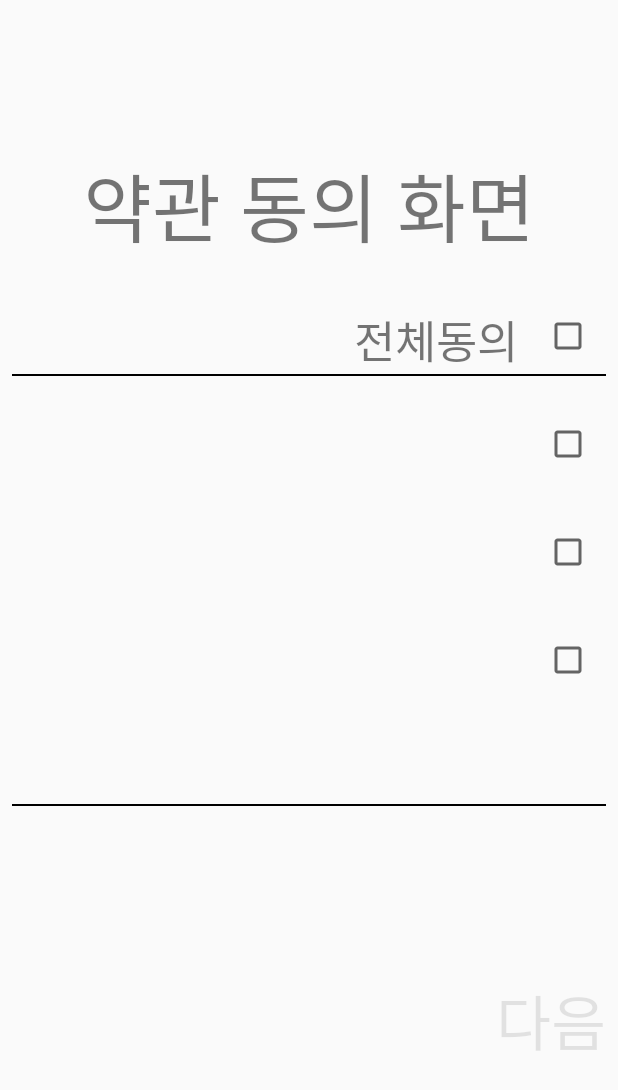
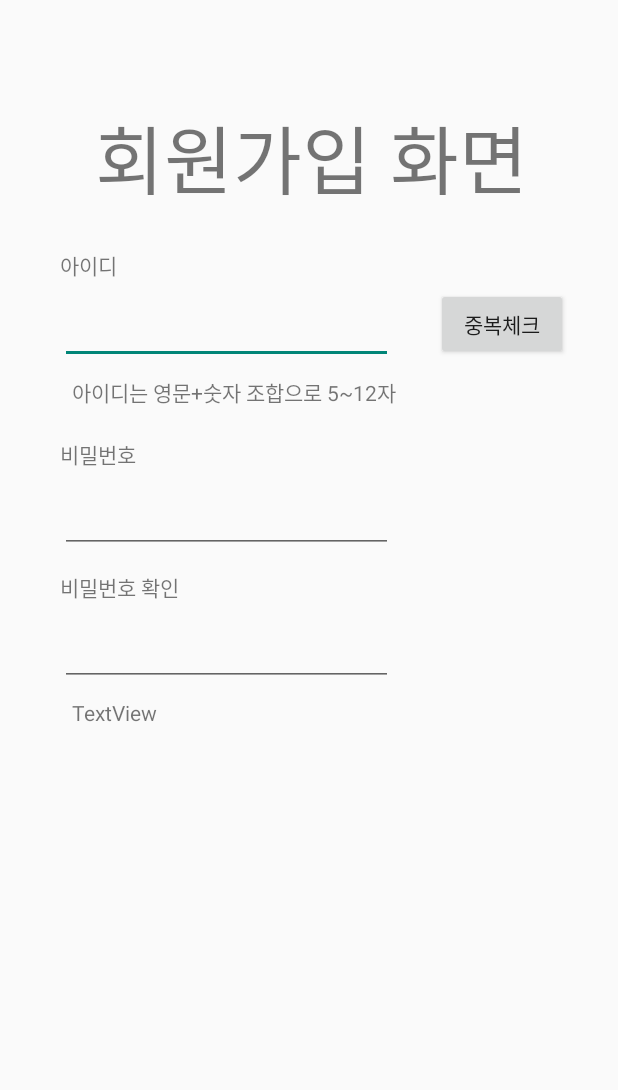
Before and after one commit to 01077024277/ing1_1, an Android app: the screen it shows after launch (Sign_1_agree_Activity before the commit, Sing_3_userinfo_Activity after it), after a tap on "회원가입", on a phone screen of 412 x 824 dp. Shown: the top 1090 px of the screen. Run offline under Robolectric (Android 15) with nearby library versions, the phone set to English and light mode, and no system bars; 1 other tap on this screen came first.

Commit message:
2019-03-30-0102

```diff
--- a/app/src/main/java/com/example/pc/ing1_/Login/Login_Activity.java
+++ b/app/src/main/java/com/example/pc/ing1_/Login/Login_Activity.java
@@ -13,6 +13,7 @@ import android.widget.Toast;
 import com.example.pc.ing1_.R;
 import com.example.pc.ing1_.RetrofitExService;
 import com.example.pc.ing1_.Sign.Sign_1_agree_Activity;
+import com.example.pc.ing1_.Sign.Sing_3_userinfo_Activity;
 
 import java.io.IOException;
 import java.util.HashMap;
@@ -137,7 +138,8 @@ public class Login_Activity extends AppCompatActivity {
         sign.setOnClickListener(new View.OnClickListener() {
             @Override
             public void onClick(View v) {
-                Intent intent = new Intent(getApplicationContext(),Sign_1_agree_Activity.class);
+//                Intent intent = new Intent(getApplicationContext(),Sign_1_agree_Activity.class);
+                Intent intent = new Intent(getApplicationContext(),Sing_3_userinfo_Activity.class);
                 startActivity(intent);
                 overridePendingTransition(R.anim.slide_in_right, R.anim.slide_out_left);
             }
--- a/app/src/main/java/com/example/pc/ing1_/RetrofitExService.java
+++ b/app/src/main/java/com/example/pc/ing1_/RetrofitExService.java
@@ -28,4 +28,8 @@ public interface RetrofitExService {
     @POST("/Sign/Phone_check.php")
     Call<User> phone_check(@Field("phone") String phone);
 
+    @FormUrlEncoded
+    @POST("/Sign/Id_check.php")
+    Call<ResponseBody> id_check(@Field("id") String id);
+
 }
--- a/app/src/main/java/com/example/pc/ing1_/Sign/Sign_2_sms_Activity.java
+++ b/app/src/main/java/com/example/pc/ing1_/Sign/Sign_2_sms_Activity.java
@@ -7,8 +7,6 @@ import android.content.IntentFilter;
 import android.graphics.Color;
 import android.graphics.PorterDuff;
 import android.os.Build;
-import android.support.v4.app.FragmentManager;
-import android.support.v4.app.FragmentTransaction;
 import android.support.v7.app.AppCompatActivity;
 import android.os.Bundle;
 import android.telephony.SmsMessage;
@@ -222,7 +220,12 @@ public class Sign_2_sms_Activity extends AppCompatActivity {
                         else{
                             phone.getBackground().clearColorFilter();
                             Toast.makeText(getApplicationContext(),"가입가능",Toast.LENGTH_SHORT).show();
+                            Intent intent=new Intent(getApplicationContext(),Sing_3_userinfo_Activity.class);
 
+                            startActivity(intent);
+
+                            overridePendingTransition(R.anim.slide_in_right, R.anim.slide_out_left);
+                            finish();
 
 
 
@@ -248,20 +251,12 @@ public class Sign_2_sms_Activity extends AppCompatActivity {
     }
 
 
-
-
-
-
-
-
-
-
-
-
-
-
-
-
+    @Override
+    public void onBackPressed() {
+        super.onBackPressed();
+        finish();
+        overridePendingTransition(R.anim.slide_in_left,R.anim.slide_out_right);
+    }
 
     //sms 리시버
     private  void SmsReceiver(){
--- /dev/null
+++ b/app/src/main/java/com/example/pc/ing1_/Sign/Sing_3_userinfo_Activity.java
@@ -0,0 +1,125 @@
+package com.example.pc.ing1_.Sign;
+
+import android.content.Intent;
+import android.graphics.Color;
+import android.icu.text.UnicodeSetSpanner;
+import android.support.v7.app.AppCompatActivity;
+import android.os.Bundle;
+import android.text.Editable;
+import android.text.TextWatcher;
+import android.view.View;
+import android.widget.Button;
+import android.widget.EditText;
+import android.widget.TextView;
+import android.widget.Toast;
+
+import com.example.pc.ing1_.R;
+import com.example.pc.ing1_.RetrofitExService;
+
+import java.io.IOException;
+import java.util.regex.Matcher;
+import java.util.regex.Pattern;
+
+import okhttp3.ResponseBody;
+import retrofit2.Call;
+import retrofit2.Callback;
+import retrofit2.Response;
+import retrofit2.Retrofit;
+import retrofit2.converter.gson.GsonConverterFactory;
+
+public class Sing_3_userinfo_Activity extends AppCompatActivity {
+    EditText id,pass,passcheck;
+    Button idcheck;
+    Pattern id_pattern;
+    TextView id_alarm;
+    RetrofitExService http;
+    @Override
+    protected void onCreate(Bundle savedInstanceState) {
+        super.onCreate(savedInstanceState);
+        setContentView(R.layout.sing_3_userinfo);
+
+        id_pattern=Pattern.compile("^([a-zA-Z]{1})(?=.*[0-9])[a-zA-Z]{1}[a-zA-Z0-9]{4,11}$");
+//        id_pattern=Pattern.compile("^[a-zA-Z]{1}[a-zA-Z0-9]{4,11}$");
+
+        Retrofit retrofit=new Retrofit.Builder().baseUrl(RetrofitExService.url).addConverterFactory(GsonConverterFactory.create()).build();
+        http=retrofit.create(RetrofitExService.class);
+
+
+        idcheck=findViewById(R.id.idcheck);
+        id=findViewById(R.id.id);
+        id_alarm=findViewById(R.id.textView5);
+
+        idcheck.setOnClickListener(new View.OnClickListener() {
+            @Override
+            public void onClick(View v) {
+                Matcher matcher=id_pattern.matcher(id.getText().toString());
+                if(matcher.find()){
+
+                    http.id_check(id.getText().toString()).enqueue(new Callback<ResponseBody>() {
+                        @Override
+                        public void onResponse(Call<ResponseBody> call, Response<ResponseBody> response) {
+                            try {
+                                String id_ck=response.body().string();
+                                if (id_ck.equals("0")) {
+                                    Toast.makeText(getApplicationContext(),"가입가능",Toast.LENGTH_SHORT).show();
+                                    id_alarm.setTextColor(Color.parseColor("#00ff00"));
+                                    id_alarm.setText("가입 가능한 아이디입니다");
+
+                                }else{
+                                    Toast.makeText(getApplicationContext(),"가입불가능",Toast.LENGTH_SHORT).show();
+                                    id_alarm.setTextColor(Color.parseColor("#ff0000"));
+                                    id_alarm.setText("중복된 아이디입니다");
+                                }
+                            } catch (IOException e) {
+                                e.printStackTrace();
+                            }
+
+                        }
+
+                        @Override
+                        public void onFailure(Call<ResponseBody> call, Throwable t) {
+
+                        }
+                    });
+
+                }else{
+                    id_alarm.setTextColor(Color.parseColor("#ff0000"));
+
+                }
+
+            }
+        });
+
+        id.addTextChangedListener(new TextWatcher() {
+            @Override
+            public void beforeTextChanged(CharSequence s, int start, int count, int after) {
+
+            }
+
+            @Override
+            public void onTextChanged(CharSequence s, int start, int before, int count) {
+                id_alarm.setText("아이디는 영문+숫자 조합으로 5~12자");
+                id_alarm.setTextColor(Color.parseColor("#808080"));
+            }
+
+            @Override
+            public void afterTextChanged(Editable s) {
+
+            }
+        });
+
+    }
+
+    //id 정규식 "^[a-zA-Z]{1}[a-zA-Z0-9]{4,11}$"
+
+    //뒤로가기 버튼시 인증화면으로 이동  애니메이션
+    @Override
+    public void onBackPressed() {
+        super.onBackPressed();
+        Intent intent=new Intent(getApplicationContext(),Sign_2_sms_Activity.class);
+        startActivity(intent);
+        overridePendingTransition(R.anim.slide_in_left,R.anim.slide_out_right);
+        finish();
+
+    }
+}
--- /dev/null
+++ b/app/src/main/res/layout/sing_3_userinfo.xml
@@ -0,0 +1,142 @@
+<?xml version="1.0" encoding="utf-8"?>
+<android.support.constraint.ConstraintLayout xmlns:android="http://schemas.android.com/apk/res/android"
+    xmlns:app="http://schemas.android.com/apk/res-auto"
+    xmlns:tools="http://schemas.android.com/tools"
+    android:layout_width="match_parent"
+    android:layout_height="match_parent"
+    tools:context=".Sign.Sing_3_userinfo_Activity">
+
+    <TextView
+        android:id="@+id/title"
+        android:layout_width="wrap_content"
+        android:layout_height="wrap_content"
+        android:layout_centerHorizontal="true"
+        android:layout_marginTop="68dp"
+        android:layout_marginEnd="8dp"
+        android:layout_marginRight="8dp"
+        android:text="회원가입 화면"
+        android:textSize="50dp"
+        app:layout_constraintEnd_toEndOf="parent"
+        app:layout_constraintHorizontal_bias="0.55"
+        app:layout_constraintStart_toStartOf="parent"
+        app:layout_constraintTop_toTopOf="parent" />
+
+    <TextView
+        android:id="@+id/textView"
+        android:layout_width="wrap_content"
+        android:layout_height="wrap_content"
+        android:layout_marginStart="40dp"
+        android:layout_marginLeft="40dp"
+        android:layout_marginTop="24dp"
+        android:text="아이디"
+        app:layout_constraintStart_toStartOf="parent"
+        app:layout_constraintTop_toBottomOf="@+id/title" />
+
+    <EditText
+        android:id="@+id/id"
+        android:layout_width="match_parent"
+        android:layout_height="wrap_content"
+        android:layout_marginStart="40dp"
+        android:layout_marginLeft="40dp"
+        android:layout_marginTop="10dp"
+        android:layout_marginEnd="150dp"
+        android:layout_marginRight="150dp"
+        android:ems="10"
+        android:inputType="text"
+        app:layout_constraintEnd_toEndOf="parent"
+        app:layout_constraintStart_toStartOf="parent"
+        app:layout_constraintTop_toBottomOf="@+id/textView" />
+
+    <EditText
+        android:id="@+id/pass"
+        android:layout_width="match_parent"
+        android:layout_height="wrap_content"
+        android:layout_marginStart="40dp"
+        android:layout_marginLeft="40dp"
+        android:layout_marginTop="10dp"
+        android:layout_marginEnd="150dp"
+        android:layout_marginRight="150dp"
+        android:ems="10"
+        android:inputType="textEmailAddress"
+        app:layout_constraintEnd_toEndOf="parent"
+        app:layout_constraintHorizontal_bias="0.0"
+        app:layout_constraintStart_toStartOf="parent"
+        app:layout_constraintTop_toBottomOf="@+id/textView2" />
+
+    <EditText
+        android:id="@+id/pass2"
+        android:layout_width="match_parent"
+        android:layout_height="wrap_content"
+        android:layout_marginStart="40dp"
+        android:layout_marginLeft="40dp"
+        android:layout_marginTop="10dp"
+        android:layout_marginEnd="150dp"
+        android:layout_marginRight="150dp"
+        android:ems="10"
+        android:inputType="textEmailAddress"
+        app:layout_constraintEnd_toEndOf="parent"
+        app:layout_constraintHorizontal_bias="0.0"
+        app:layout_constraintStart_toStartOf="parent"
+        app:layout_constraintTop_toBottomOf="@+id/textView6" />
+
+    <TextView
+        android:id="@+id/textView2"
+        android:layout_width="wrap_content"
+        android:layout_height="wrap_content"
+        android:layout_marginStart="40dp"
+        android:layout_marginLeft="40dp"
+        android:layout_marginTop="20dp"
+        android:text="비밀번호"
+        app:layout_constraintStart_toStartOf="parent"
+        app:layout_constraintTop_toBottomOf="@+id/textView5" />
+
+    <TextView
+        android:id="@+id/textView6"
+        android:layout_width="wrap_content"
+        android:layout_height="wrap_content"
+        android:layout_marginStart="40dp"
+        android:layout_marginLeft="40dp"
+        android:layout_marginTop="12dp"
+        android:text="비밀번호 확인"
+        app:layout_constraintStart_toStartOf="parent"
+        app:layout_constraintTop_toBottomOf="@+id/pass" />
+
+    <Button
+        android:id="@+id/idcheck"
+        android:layout_width="wrap_content"
+        android:layout_height="wrap_content"
+        android:layout_marginStart="8dp"
+        android:layout_marginLeft="8dp"
+        android:layout_marginTop="192dp"
+        android:layout_marginEnd="8dp"
+        android:layout_marginRight="8dp"
+        android:text="중복체크"
+        app:layout_constraintEnd_toEndOf="parent"
+        app:layout_constraintHorizontal_bias="0.456"
+        app:layout_constraintStart_toEndOf="@+id/id"
+        app:layout_constraintTop_toTopOf="parent" />
+
+    <TextView
+        android:id="@+id/textView5"
+        android:layout_width="227dp"
+        android:layout_height="wrap_content"
+        android:layout_marginStart="8dp"
+        android:layout_marginLeft="8dp"
+        android:layout_marginTop="8dp"
+        android:text="아이디는 영문+숫자 조합으로 5~12자"
+        android:textAllCaps="false"
+        app:layout_constraintStart_toStartOf="@+id/id"
+        app:layout_constraintTop_toBottomOf="@+id/id" />
+
+    <TextView
+        android:id="@+id/passal"
+        android:layout_width="wrap_content"
+        android:layout_height="wrap_content"
+        android:layout_marginStart="8dp"
+        android:layout_marginLeft="8dp"
+        android:layout_marginTop="8dp"
+        android:text="TextView"
+        app:layout_constraintStart_toStartOf="@+id/pass2"
+        app:layout_constraintTop_toBottomOf="@+id/pass2" />
+
+</android.support.constraint.ConstraintLayout>
```
Also changed, not shown: app/src/main/AndroidManifest.xml (+5 -2 lines).
